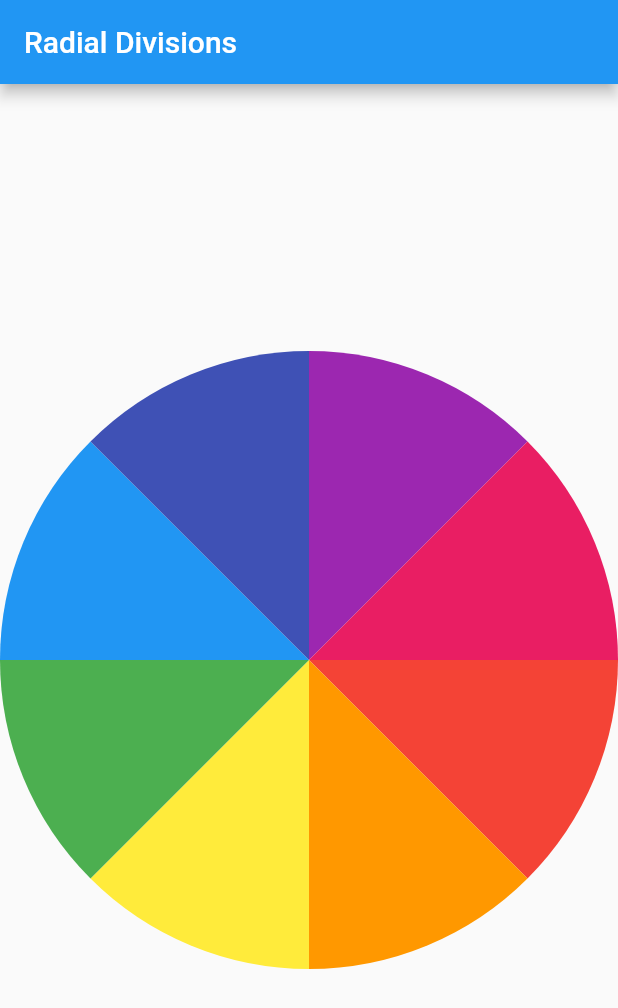
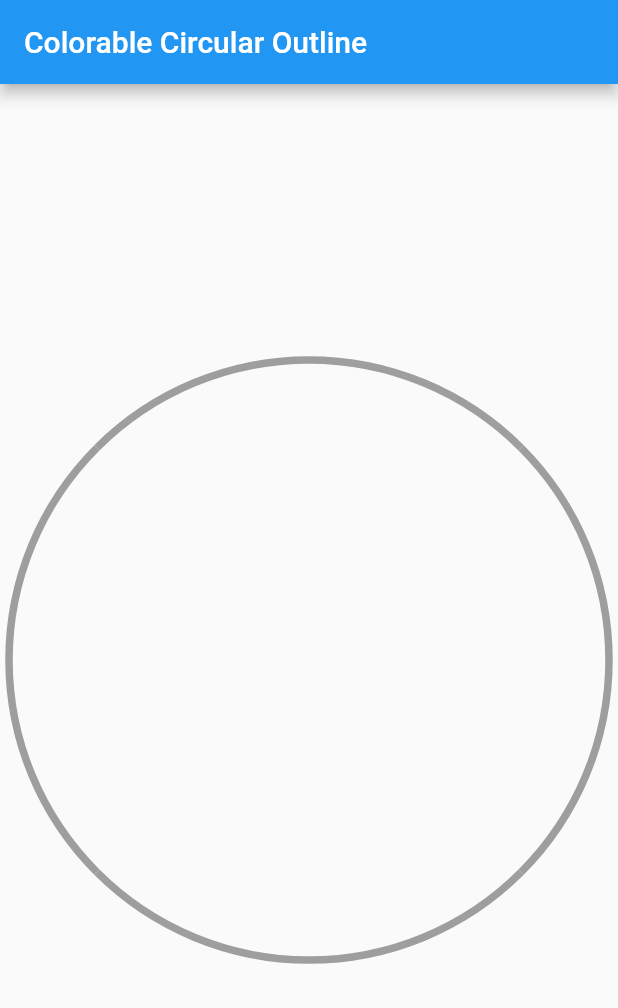
Before and after one commit to shxntanu/AutoInsight, a Flutter app: the screen it shows after launch, on a phone screen of 412 x 824 dp. Shown: the top 1008 px of the screen. Run offline on Flutter 3.47's test engine with Material 2 defaults, Android fonts, the phone set to English and light mode, and no system bars; our stand-ins replace firebase_core; accounts and stored records are empty.

Commit message:
Added the circular screen

```diff
--- a/autoinsight_detect/lib/main.dart
+++ b/autoinsight_detect/lib/main.dart
@@ -10,7 +10,7 @@ class MyApp extends StatelessWidget {
   @override
   Widget build(BuildContext context) {
     return MaterialApp(
-      title: 'Radial Divisions',
+      title: 'Colorable Circular Outline',
       theme: ThemeData(
         primarySwatch: Colors.blue,
       ),
--- a/autoinsight_detect/lib/screen.dart
+++ b/autoinsight_detect/lib/screen.dart
@@ -1,49 +1,88 @@
 import 'package:flutter/material.dart';
 import 'dart:math';
 
-class MyHomePage extends StatelessWidget {
+class MyHomePage extends StatefulWidget {
+  @override
+  _MyHomePageState createState() => _MyHomePageState();
+}
+
+class _MyHomePageState extends State<MyHomePage> {
+  final _controllerList = List.generate(8, (_) => TextEditingController());
+  final _colorList = List<Color>.filled(8, Colors.grey);
+
+  @override
+  void dispose() {
+    _controllerList.forEach((controller) => controller.dispose());
+    super.dispose();
+  }
+
   @override
   Widget build(BuildContext context) {
     return Scaffold(
       appBar: AppBar(
-        title: Text('Radial Divisions'),
+        title: Text('Colorable Circular Outline'),
       ),
       body: Center(
-        child: CustomPaint(
-          painter: RadialDivisionsPainter(),
-          child: Container(),
+        child: Stack(
+          children: [
+            CustomPaint(
+              painter: CircularOutlinePainter(_colorList),
+              size: Size(200, 200),
+            ),
+            // Positioned.fill(
+            //   child: Column(
+            //     mainAxisAlignment: MainAxisAlignment.center,
+            //     children: [
+            //       for (var i = 0; i < _controllerList.length; i++)
+            //         Padding(
+            //           padding: const EdgeInsets.all(8.0),
+            //           child: TextField(
+            //             controller: _controllerList[i],
+            //             decoration: InputDecoration(
+            //               hintText: 'Color $i',
+            //             ),
+            //             onChanged: (value) {
+            //               setState(() {
+            //                 _colorList[i] =
+            //                     value.isNotEmpty ? Color(int.parse(value, radix: 16)) : Colors.grey;
+            //               });
+            //             },
+            //           ),
+            //         ),
+            //     ],
+            //   ),
+            // ),
+          ],
         ),
       ),
     );
   }
 }
 
-class RadialDivisionsPainter extends CustomPainter {
+class CircularOutlinePainter extends CustomPainter {
+  final List<Color> colorList;
+
+  CircularOutlinePainter(this.colorList);
+
   @override
   void paint(Canvas canvas, Size size) {
     final center = Offset(size.width / 2, size.height / 2);
-    final radius = min(size.width / 2, size.height / 2);
-    final colors = [
-      Colors.red,
-      Colors.orange,
-      Colors.yellow,
-      Colors.green,
-      Colors.blue,
-      Colors.indigo,
-      Colors.purple,
-      Colors.pink,
-    ];
+    final radius = min(size.width , size.height );
 
-    final sweepAngle = 2 * pi / colors.length;
-    var startAngle = 0.0;
+    final sweepAngle = 2 * pi / colorList.length;
 
-    for (var i = 0; i < colors.length; i++) {
-      final paint = Paint()..color = colors[i];
+    var startAngle = -pi / 2; // Start at the top
+
+    for (var i = 0; i < colorList.length; i++) {
+      final paint = Paint()
+        ..style = PaintingStyle.stroke
+        ..strokeWidth = 5
+        ..color = colorList[i];
       canvas.drawArc(
         Rect.fromCircle(center: center, radius: radius),
         startAngle,
         sweepAngle,
-        true,
+        false,
         paint,
       );
       startAngle += sweepAngle;
@@ -51,7 +90,7 @@ class RadialDivisionsPainter extends CustomPainter {
   }
 
   @override
-  bool shouldRepaint(RadialDivisionsPainter oldDelegate) {
-    return false;
+  bool shouldRepaint(CircularOutlinePainter oldDelegate) {
+    return true;
   }
 }
```
